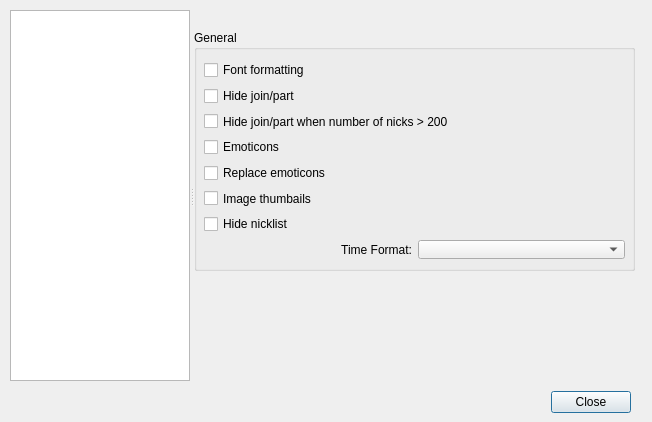
Above: ui/options.ui from gitter-badger/simplechatclient before the change. Below: the same form after it.
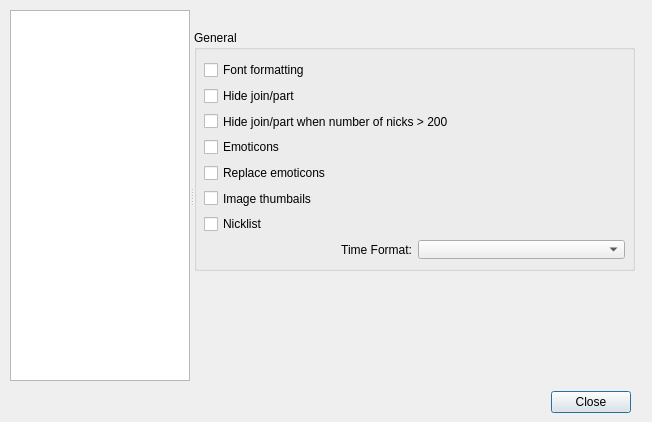
That is the form after the change. The open tabs and pages were chosen to show the change. Icons and pictures are not drawn.

```diff
--- a/ui/options.ui
+++ b/ui/options.ui
@@ -1294,7 +1294,7 @@
         <item>
          <widget class="QCheckBox" name="checkBox_hide_nicklist">
           <property name="text">
-           <string>Hide nicklist</string>
+           <string>Nicklist</string>
           </property>
          </widget>
         </item>
```
Left out of the diff: 2 changed lines with no effect on the pictures.
